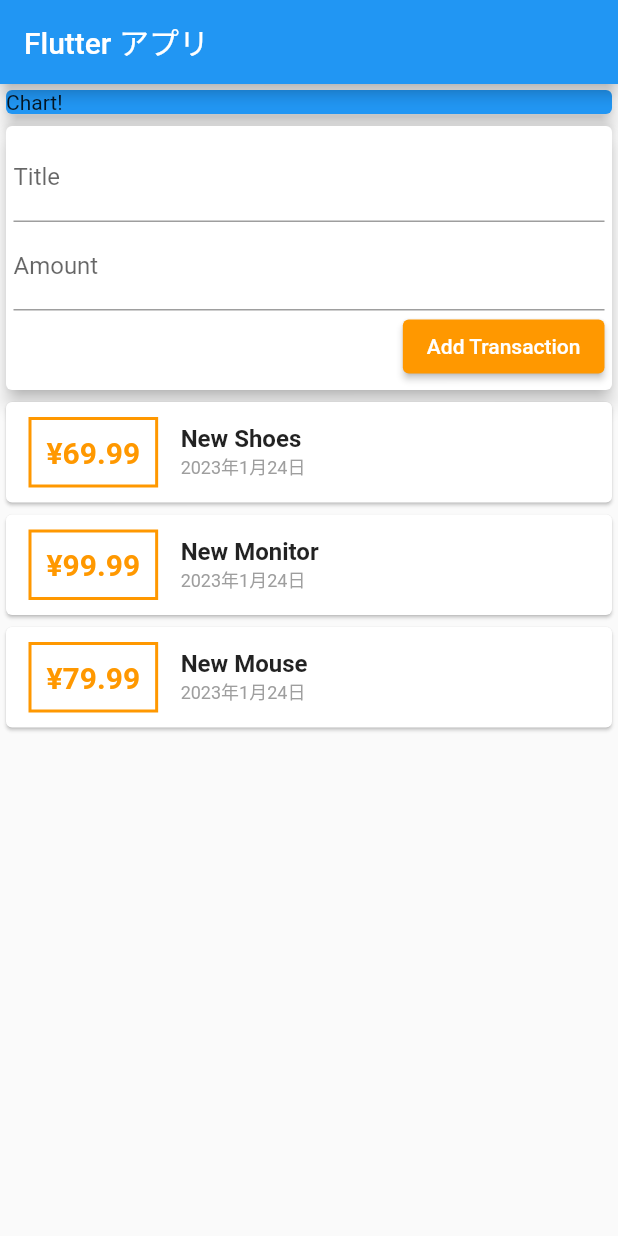
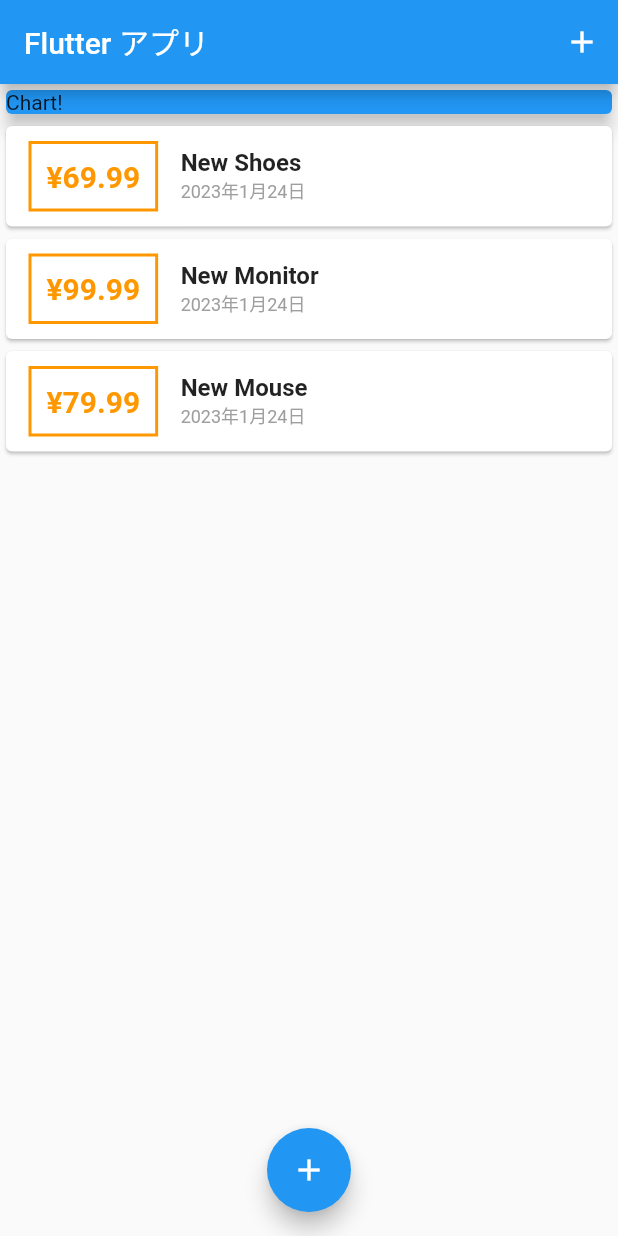
Before and after one commit to bachdx2812/flutter_money_lover, a Flutter app: the screen it shows after launch, on a phone screen of 412 x 824 dp. Run offline on Flutter 3.47's test engine with Material 2 defaults, Android fonts, the phone set to English and light mode, and no system bars.

Commit message:
floating button and show modal bottom sheet

```diff
--- a/lib/main.dart
+++ b/lib/main.dart
@@ -1,7 +1,9 @@
 import 'package:flutter/material.dart';
-import 'package:money_lover/widgets/user_transaction.dart';
+import 'package:money_lover/widgets/transaction_list.dart';
+
 import './widgets/new_transaction.dart';
-import './widgets/transaction_list.dart';
+
+import './models/transaction.dart';
 
 void main() => runApp(const MyApp());
 
@@ -17,20 +19,77 @@ class MyApp extends StatelessWidget {
   }
 }
 
-class MyHomePage extends StatelessWidget {
+class MyHomePage extends StatefulWidget {
   const MyHomePage({super.key});
+
+  @override
+  State<MyHomePage> createState() => _MyHomePageState();
+}
+
+class _MyHomePageState extends State<MyHomePage> {
+  final List<Transaction> _transactions = [
+    Transaction(
+      id: 't1',
+      title: 'New Shoes',
+      amount: 69.99,
+      date: DateTime.now(),
+    ),
+    Transaction(
+      id: 't2',
+      title: 'New Monitor',
+      amount: 99.99,
+      date: DateTime.now(),
+    ),
+    Transaction(
+      id: 't3',
+      title: 'New Mouse',
+      amount: 79.99,
+      date: DateTime.now(),
+    ),
+  ];
+
+  void _addNewTransaction(String title, double amount) {
+    final newTransaction = Transaction(
+      id: DateTime.now().toString(),
+      title: title,
+      amount: amount,
+      date: DateTime.now(),
+    );
+
+    setState(() {
+      _transactions.add(newTransaction);
+    });
+  }
+
+  void _startAddNewTransaction(BuildContext ctx) {
+    showModalBottomSheet(
+        context: ctx,
+        builder: (_) {
+          return GestureDetector(
+            onTap: () {},
+            behavior: HitTestBehavior.opaque,
+            child: NewTransaction(_addNewTransaction),
+          );
+        });
+  }
 
   @override
   Widget build(BuildContext context) {
     return Scaffold(
       appBar: AppBar(
         title: const Text('Flutter アプリ'),
+        actions: <Widget>[
+          IconButton(
+              onPressed: () => _startAddNewTransaction(context),
+              icon: const Icon(Icons.add)),
+        ],
       ),
-      body: Column(
+      body: SingleChildScrollView(
+        child: Column(
             mainAxisAlignment: MainAxisAlignment.start,
             crossAxisAlignment: CrossAxisAlignment.stretch,
-          children: const <Widget>[
-            SizedBox(
+            children: <Widget>[
+              const SizedBox(
                 width: double.infinity,
                 child: Card(
                   color: Colors.blue,
@@ -38,8 +97,14 @@ class MyHomePage extends StatelessWidget {
                   child: Text('Chart!'),
                 ),
               ),
-            UserTransaction(),
+              TransactionList(_transactions),
             ]),
+      ),
+      floatingActionButtonLocation: FloatingActionButtonLocation.centerFloat,
+      floatingActionButton: FloatingActionButton(
+        onPressed: () => _startAddNewTransaction(context),
+        child: const Icon(Icons.add),
+      ),
     );
   }
 }
--- a/lib/widgets/transaction_list.dart
+++ b/lib/widgets/transaction_list.dart
@@ -10,9 +10,13 @@ class TransactionList extends StatelessWidget {
 
   @override
   Widget build(BuildContext context) {
-    return Column(
-      children: transactions
-          .map((transaction) => Card(
+    return SizedBox(
+      height: 500,
+      child: ListView.builder(
+        itemBuilder: (context, index) {
+          var transaction = transactions[index];
+
+          return Card(
             child: Row(
               children: <Widget>[
                 Container(
@@ -27,7 +31,7 @@ class TransactionList extends StatelessWidget {
                   )),
                   padding: const EdgeInsets.all(10),
                   child: Text(
-                        '¥${transaction.amount}',
+                    '¥${transaction.amount.toStringAsFixed(2)}',
                     style: const TextStyle(
                       fontWeight: FontWeight.bold,
                       fontSize: 20,
@@ -56,8 +60,10 @@ class TransactionList extends StatelessWidget {
                 )
               ],
             ),
-              ))
-          .toList(),
+          );
+        },
+        itemCount: transactions.length,
+      ),
     );
   }
 }
--- a/lib/widgets/user_transaction.dart
+++ /dev/null
@@ -1,56 +0,0 @@
-import 'package:flutter/material.dart';
-import './new_transaction.dart';
-import './transaction_list.dart';
-
-import '../models/transaction.dart';
-
-class UserTransaction extends StatefulWidget {
-  const UserTransaction({super.key});
-
-  @override
-  State<UserTransaction> createState() => _UserTransactionState();
-}
-
-class _UserTransactionState extends State<UserTransaction> {
-  final List<Transaction> _transactions = [
-    Transaction(
-      id: 't1',
-      title: 'New Shoes',
-      amount: 69.99,
-      date: DateTime.now(),
-    ),
-    Transaction(
-      id: 't2',
-      title: 'New Monitor',
-      amount: 99.99,
-      date: DateTime.now(),
-    ),
-    Transaction(
-      id: 't3',
-      title: 'New Mouse',
-      amount: 79.99,
-      date: DateTime.now(),
-    ),
-  ];
-
-  void _addNewTransaction(String title, double amount) {
-    final newTransaction = Transaction(
-      id: DateTime.now().toString(),
-      title: title,
-      amount: amount,
-      date: DateTime.now(),
-    );
-
-    setState(() {
-      _transactions.add(newTransaction);
-    });
-  }
-
-  @override
-  Widget build(BuildContext context) {
-    return Column(children: <Widget>[
-      NewTransaction(_addNewTransaction),
-      TransactionList(_transactions),
-    ]);
-  }
-}
```
Also changed, not shown: lib/widgets/new_transaction.dart (+13 -6 lines). Lines whose indentation alone changed are shown as unchanged.
